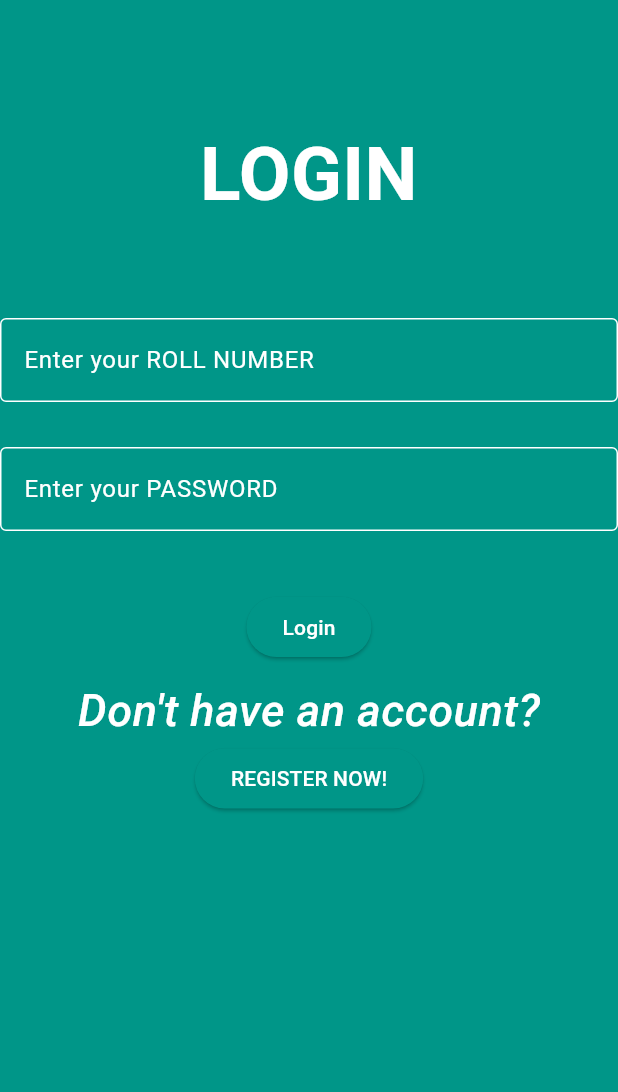
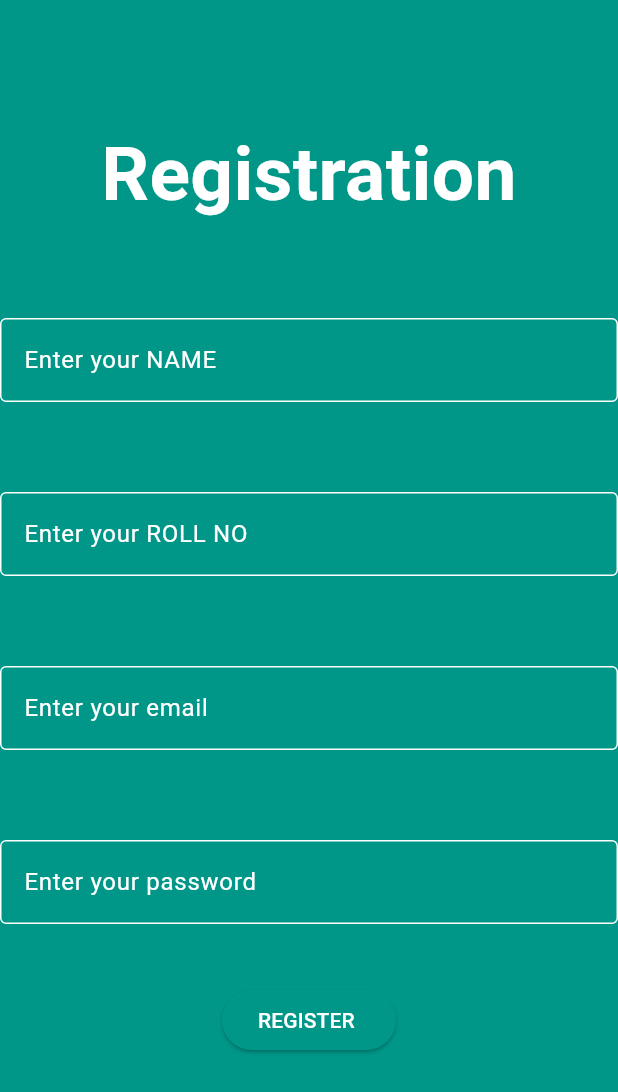
Before and after one commit to ekthavijayesh/qrscannerapp, a Flutter app: the screen it shows after launch, after a tap on "REGISTER NOW!", on a phone screen of 412 x 824 dp. Shown: the top 1092 px of the screen. Run offline on Flutter 3.47's test engine with Material 3 defaults, Android fonts, the phone set to English and light mode, and no system bars; our stand-ins replace qr_flutter.

Commit message:
Qrscanner

```diff
--- /dev/null
+++ b/lib/loginscreen.dart
@@ -0,0 +1,88 @@
+import 'package:flutter/material.dart';
+import 'package:qrscanner/reg1.dart';
+
+
+class LoginScreen extends StatefulWidget {
+  const LoginScreen({Key? key}) : super(key: key);
+
+  @override
+  State<LoginScreen> createState() => _LoginScreenState();
+}
+
+class _LoginScreenState extends State<LoginScreen> {
+  @override
+  Widget build(BuildContext context) {
+    return  Scaffold(
+      backgroundColor: Colors.teal,
+      body: Column(
+        children: [
+          const SizedBox(height: 80),
+          const Text(
+            'LOGIN',
+            textAlign: TextAlign.center,
+            style: TextStyle(
+              fontWeight: FontWeight.bold,
+              color: Colors.white,
+              fontSize: 50,
+            ),
+          ),
+          const SizedBox(height: 60),
+          TextField(
+
+            decoration: const InputDecoration(
+              labelText: 'Enter your ROLL NUMBER',
+              labelStyle: TextStyle(color: Colors.white),
+              border: OutlineInputBorder(
+                  borderSide: BorderSide(color: Colors.white)),
+              enabledBorder: OutlineInputBorder(
+                  borderSide: BorderSide(color: Colors.white)),
+              focusedBorder: OutlineInputBorder(
+                  borderSide: BorderSide(color: Colors.white)),
+            ),
+          ),
+          const SizedBox(height: 30),
+          TextField(
+
+            decoration: const InputDecoration(
+              labelText: 'Enter your PASSWORD',
+              labelStyle: TextStyle(color: Colors.white),
+              border: OutlineInputBorder(
+                  borderSide: BorderSide(color: Colors.white)),
+              enabledBorder: OutlineInputBorder(
+                  borderSide: BorderSide(color: Colors.white)),
+              focusedBorder: OutlineInputBorder(
+                  borderSide: BorderSide(color: Colors.white)),
+            ),
+          ),
+          const SizedBox(height: 40),
+          ElevatedButton(
+            style: ElevatedButton.styleFrom(primary: Colors.teal),
+            onPressed: () {},
+            child: const Text(
+              'Login',
+              style: TextStyle(color: Colors.white),
+            ),
+          ),
+          const SizedBox(height: 10),
+          const Text("Don't have an account?",
+              style: TextStyle(
+                fontStyle: FontStyle.italic,
+                fontWeight: FontWeight.w500,
+                color: Colors.white,
+                fontSize: 30,
+              )),
+          ElevatedButton(
+            style: ElevatedButton.styleFrom(primary: Colors.teal),
+            onPressed: () {
+              Navigator.push(context, MaterialPageRoute(builder: (context){return Reg();}));
+            },
+            child: const Text(
+              'REGISTER NOW!',
+              style: TextStyle(color: Colors.white),
+            ),
+          ),
+        ],
+      ),
+    );
+  }
+}
--- a/lib/main.dart
+++ b/lib/main.dart
@@ -1,4 +1,7 @@
 import 'package:flutter/material.dart';
+import 'package:qrscanner/reg1.dart';
+
+import 'loginscreen.dart';
 
 void main() {
   runApp(const MyApp());
@@ -17,75 +20,6 @@ class _MyAppState extends State<MyApp> {
   @override
   Widget build(BuildContext context) {
     return MaterialApp(
-        home: Scaffold(
-      backgroundColor: Colors.teal,
-      body: Column(
-        children: [
-          SizedBox(height: 80),
-          Text(
-            'LOGIN',
-            textAlign: TextAlign.center,
-            style: TextStyle(
-              fontWeight: FontWeight.bold,
-              color: Colors.white,
-              fontSize: 50,
-            ),
-          ),
-          SizedBox(height: 60),
-          TextField(
-            controller: rollno,
-            decoration: InputDecoration(
-              labelText: 'Enter your ROLL NUMBER',
-              labelStyle: TextStyle(color: Colors.white),
-              border: OutlineInputBorder(
-                  borderSide: const BorderSide(color: Colors.white)),
-              enabledBorder: OutlineInputBorder(
-                  borderSide: const BorderSide(color: Colors.white)),
-              focusedBorder: OutlineInputBorder(
-                  borderSide: const BorderSide(color: Colors.white)),
-            ),
-          ),
-          SizedBox(height: 30),
-          TextField(
-            controller: rollno,
-            decoration: InputDecoration(
-              labelText: 'Enter your PASSWORD',
-              labelStyle: TextStyle(color: Colors.white),
-              border: OutlineInputBorder(
-                  borderSide: const BorderSide(color: Colors.white)),
-              enabledBorder: OutlineInputBorder(
-                  borderSide: const BorderSide(color: Colors.white)),
-              focusedBorder: OutlineInputBorder(
-                  borderSide: const BorderSide(color: Colors.white)),
-            ),
-          ),
-          SizedBox(height: 40),
-          ElevatedButton(
-            style: ElevatedButton.styleFrom(primary: Colors.teal),
-            onPressed: () {},
-            child: Text(
-              'Login',
-              style: TextStyle(color: Colors.white),
-            ),
-          ),
-          SizedBox(height: 10),
-          Text("Don't have an account?",
-              style: TextStyle(
-                fontStyle: FontStyle.italic,
-                fontWeight: FontWeight.w500,
-                color: Colors.white,
-                fontSize: 30,
-              )),
-          ElevatedButton(
-            style: ElevatedButton.styleFrom(primary: Colors.teal),
-            onPressed: () {},
-            child: Text(
-              'REGISTER NOW!',
-              style: TextStyle(color: Colors.white),
-            ),
-          ),
-        ],
-      ),
-    ));
+        home:LoginScreen());
   }
 }
--- /dev/null
+++ b/lib/qrscan.dart
@@ -0,0 +1,43 @@
+import 'package:flutter/material.dart';
+import 'package:qr_flutter/qr_flutter.dart';
+
+class Qrsc extends StatefulWidget {
+  const Qrsc({Key? key}) : super(key: key);
+
+  @override
+  State<Qrsc> createState() => _QrscState();
+}
+
+class _QrscState extends State<Qrsc> {
+  @override
+  Widget build(BuildContext context) {
+    return Scaffold(
+        backgroundColor: Colors.teal,
+        body: Center(
+            child: Column(
+                mainAxisAlignment: MainAxisAlignment.center,
+                crossAxisAlignment: CrossAxisAlignment.center,
+                children: [
+              SizedBox(height: 100),
+              Icon(
+                Icons.account_circle,
+                size: 100,
+                color: Colors.white,
+              ),
+              QrImageView(
+                data: '9447150819',
+                version: QrVersions.auto,
+                size: 200.0,
+              ),
+              SizedBox(height: 50),
+              ElevatedButton(
+                style: ElevatedButton.styleFrom(primary: Colors.teal),
+                onPressed: () {},
+                child: const Text(
+                  'SCAN',
+                  style: TextStyle(color: Colors.white),
+                ),
+              ),
+            ])));
+  }
+}
--- /dev/null
+++ b/lib/reg1.dart
@@ -0,0 +1,102 @@
+import 'package:flutter/material.dart';
+import 'package:qrscanner/qrscan.dart';
+
+import 'loginscreen.dart';
+class Reg extends StatefulWidget {
+  const Reg({Key? key}) : super(key: key);
+
+  @override
+  State<Reg> createState() => _RegState();
+}
+
+class _RegState extends State<Reg> {
+  @override
+  Widget build(BuildContext context) {
+    return MaterialApp(
+      home:Scaffold(
+        backgroundColor: Colors.teal,
+        body: Column(
+          children: [
+            const SizedBox(height: 80),
+            const Text(
+              'Registration',
+              textAlign: TextAlign.center,
+              style: TextStyle(
+                fontWeight: FontWeight.bold,
+                color: Colors.white,
+                fontSize: 50,
+              ),
+            ),
+            SizedBox(height: 60),
+            TextField(
+
+              decoration: const InputDecoration(
+                labelText: 'Enter your NAME',
+                labelStyle: TextStyle(color: Colors.white),
+                border: OutlineInputBorder(
+                    borderSide: BorderSide(color: Colors.white)),
+                enabledBorder: OutlineInputBorder(
+                    borderSide: BorderSide(color: Colors.white)),
+                focusedBorder: OutlineInputBorder(
+                    borderSide: BorderSide(color: Colors.white)),
+              ),
+            ),
+            SizedBox(height: 60),
+            TextField(
+
+              decoration: const InputDecoration(
+                labelText: 'Enter your ROLL NO',
+                labelStyle: TextStyle(color: Colors.white),
+                border: OutlineInputBorder(
+                    borderSide: BorderSide(color: Colors.white)),
+                enabledBorder: OutlineInputBorder(
+                    borderSide: BorderSide(color: Colors.white)),
+                focusedBorder: OutlineInputBorder(
+                    borderSide: BorderSide(color: Colors.white)),
+              ),
+            ),
+            SizedBox(height: 60),
+            TextField(
+
+              decoration: const InputDecoration(
+                labelText: 'Enter your email',
+                labelStyle: TextStyle(color: Colors.white),
+                border: OutlineInputBorder(
+                    borderSide: BorderSide(color: Colors.white)),
+                enabledBorder: OutlineInputBorder(
+                    borderSide: BorderSide(color: Colors.white)),
+                focusedBorder: OutlineInputBorder(
+                    borderSide: BorderSide(color: Colors.white)),
+              ),
+            ),
+            SizedBox(height: 60),
+            TextField(
+
+              decoration: const InputDecoration(
+                labelText: 'Enter your password',
+                labelStyle: TextStyle(color: Colors.white),
+                border: OutlineInputBorder(
+                    borderSide: BorderSide(color: Colors.white)),
+                enabledBorder: OutlineInputBorder(
+                    borderSide: BorderSide(color: Colors.white)),
+                focusedBorder: OutlineInputBorder(
+                    borderSide: BorderSide(color: Colors.white)),
+              ),
+            ),
+            SizedBox(height: 40),
+            ElevatedButton(
+              style: ElevatedButton.styleFrom(primary: Colors.teal),
+              onPressed: () {
+                Navigator.push(context, MaterialPageRoute(builder: (context){return Qrsc();}));
+              },
+              child: const Text(
+                'REGISTER ',
+                style: TextStyle(color: Colors.white),
+              ),
+            ),
+          ],
+        ),
+      )
+    );
+  }
+}
--- a/pubspec.yaml
+++ b/pubspec.yaml
@@ -34,7 +34,7 @@ dependencies:
   # The following adds the Cupertino Icons font to your application.
   # Use with the CupertinoIcons class for iOS style icons.
   cupertino_icons: ^1.0.2
-
+  qr_flutter: ^4.1.0
 dev_dependencies:
   flutter_test:
     sdk: flutter
```
Also changed, not shown: pubspec.lock.
